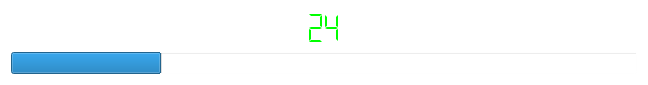
Before: the Qt Designer form ui/volumewidget.ui in bezgins/stbtest, drawn with Qt 5.
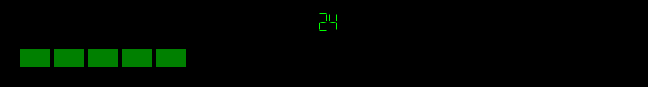
After: the same form once the commit is applied.

```diff
--- a/ui/volumewidget.ui
+++ b/ui/volumewidget.ui
@@ -17,7 +17,22 @@
    <bool>false</bool>
   </property>
   <property name="styleSheet">
-   <string notr="true">background-color: rgba(255, 255, 255, 1%);</string>
+   <string notr="true">QWidget
+{
+	background: black;
+}
+
+QProgressBar {
+	margin: 5px;
+	border: 2px solid black;
+    border-radius: 5px;
+}
+
+QProgressBar::chunk {
+     background-color: green;
+     width: 30px;
+     margin: 2px;
+}</string>
   </property>
   <layout class="QVBoxLayout" name="verticalLayout">
    <item>
@@ -33,7 +48,7 @@
       <enum>QFrame::NoFrame</enum>
      </property>
      <property name="numDigits">
-      <number>2</number>
+      <number>3</number>
      </property>
      <property name="segmentStyle">
       <enum>QLCDNumber::Flat</enum>
```
